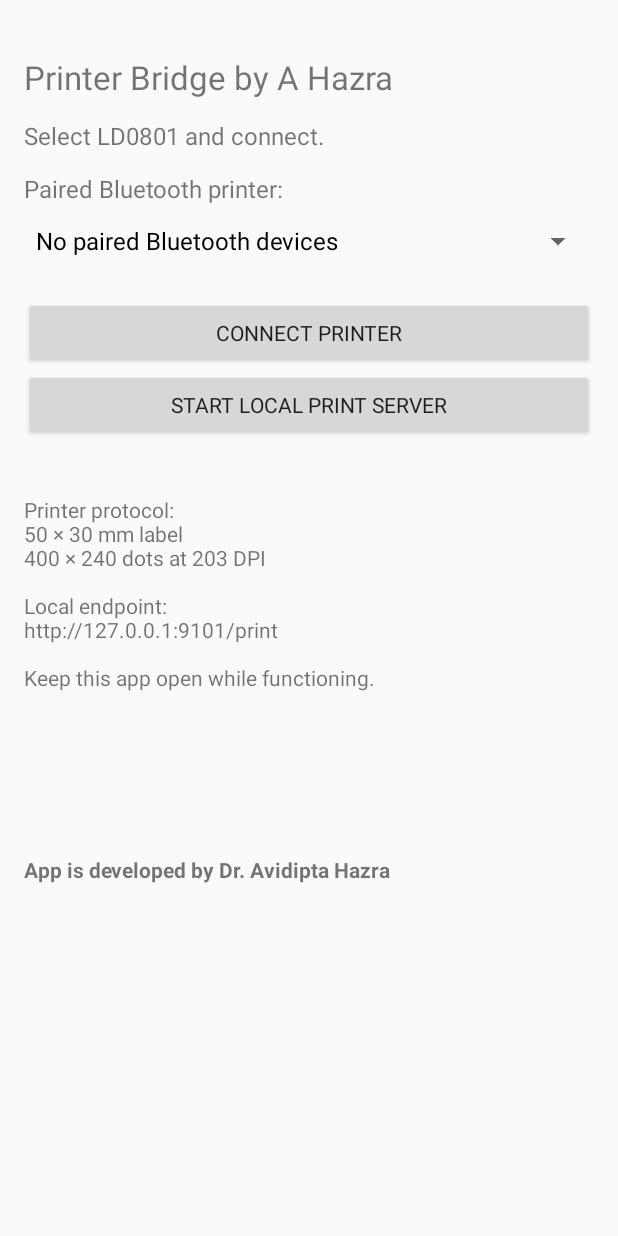
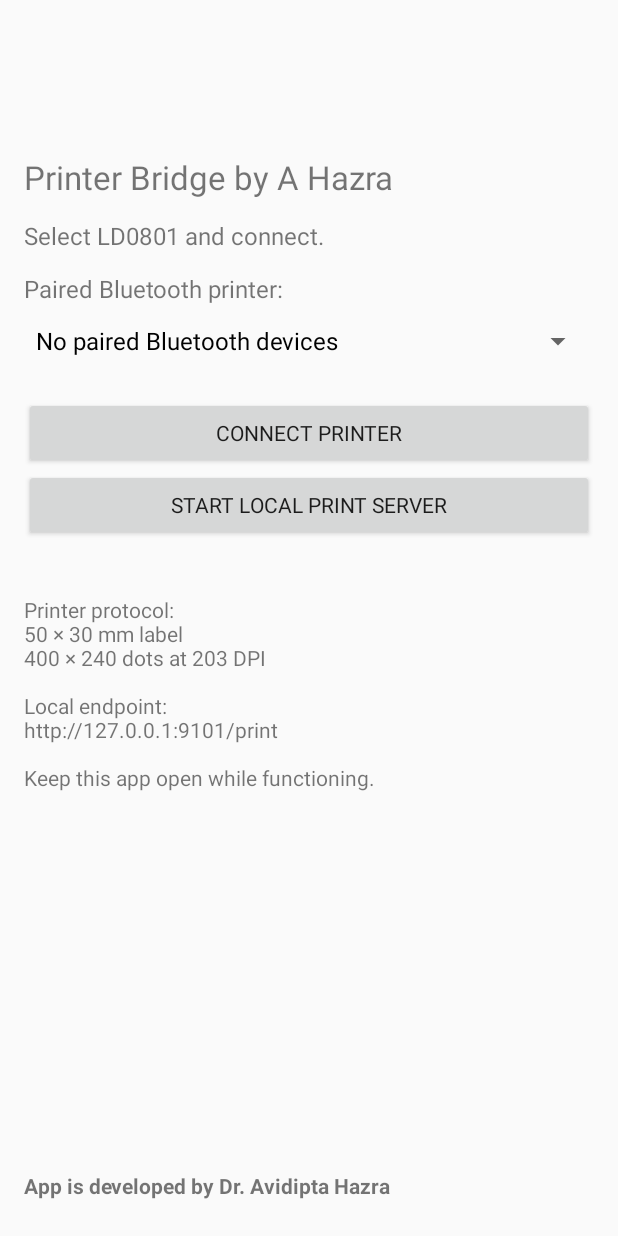
Before and after one commit to avidipta-hazra/printer, an Android app: the screen it shows after launch (MainActivity), on a phone screen of 412 x 824 dp. Run offline under Robolectric (Android 15) with nearby library versions, the phone set to English and light mode, and no system bars.

Commit message:
Update MainActivity.kt

```diff
--- a/app/src/main/java/com/example/ld0801bridge/MainActivity.kt
+++ b/app/src/main/java/com/example/ld0801bridge/MainActivity.kt
@@ -60,7 +60,7 @@ class MainActivity : Activity() {
     private fun buildUi(): LinearLayout {
         val root = LinearLayout(this).apply {
             orientation = LinearLayout.VERTICAL
-            setPadding(24, 55, 24, 24)
+            setPadding(24, 155, 24, 24)
         }
 
         val title = TextView(this).apply {
@@ -114,6 +114,15 @@ Local endpoint:
 http://127.0.0.1:9101/print
 
 Keep this app open while functioning.
+
+
+
+
+
+
+
+
+
 
 
 
```
